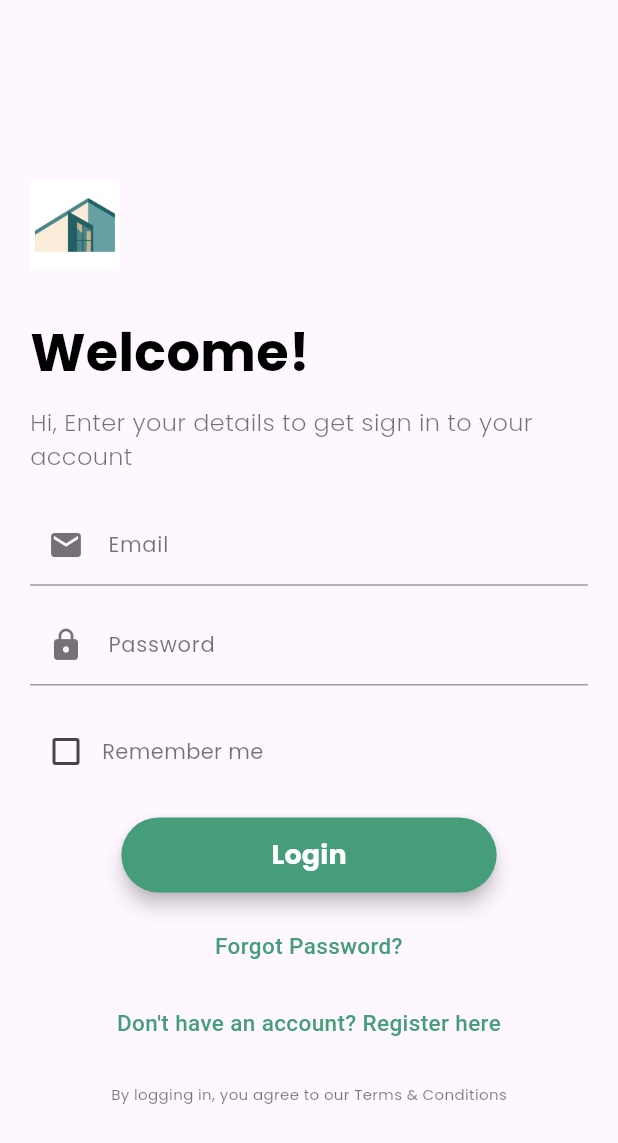
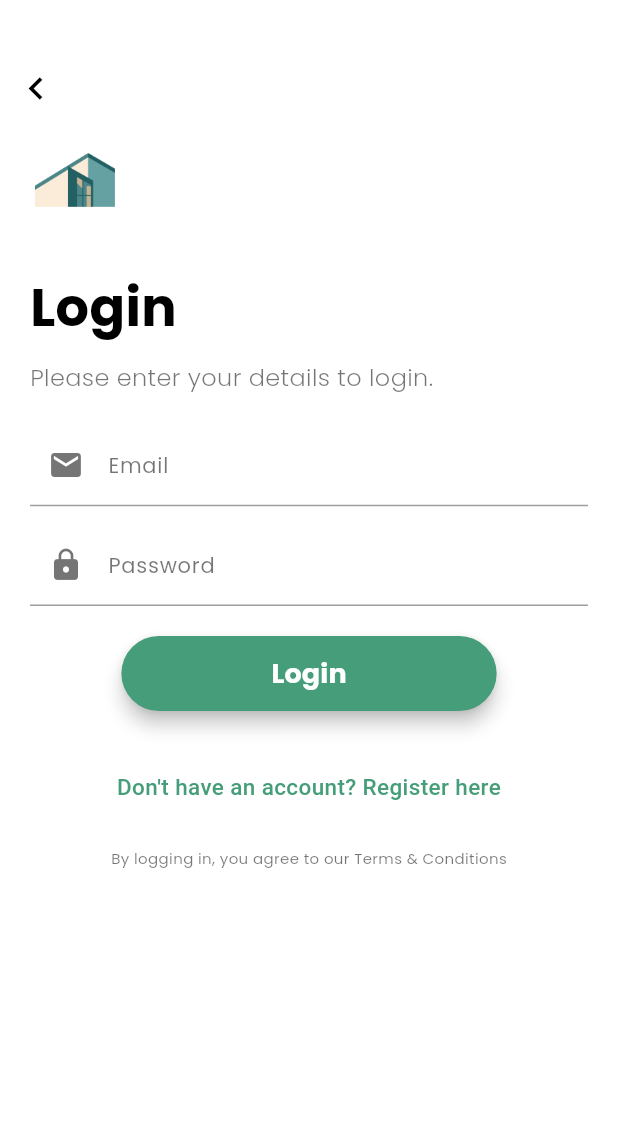
Before and after one commit to Pramudita29/HousePal, a Flutter app: the LoginPage screen opened directly, on a phone screen of 412 x 824 dp. Shown: the top 1143 px of the screen. Run offline on Flutter 3.47's test engine with Material 3 defaults, Android fonts, the phone set to English and light mode, and no system bars.

Commit message:
Admin Register & Login

```diff
--- a/housepal_project/lib/view/login_page.dart
+++ b/housepal_project/lib/view/login_page.dart
@@ -1,5 +1,5 @@
 import 'package:flutter/material.dart';
-import 'package:housepal_project/view/registration_page.dart'; // RegisterPage import if needed for navigation
+import 'package:housepal_project/view/registration_page.dart';
 
 class LoginPage extends StatefulWidget {
   const LoginPage({super.key});
@@ -11,7 +11,6 @@ class LoginPage extends StatefulWidget {
 class _LoginPageState extends State<LoginPage> {
   final TextEditingController _emailController = TextEditingController();
   final TextEditingController _passwordController = TextEditingController();
-  bool _rememberMe = false;
 
   @override
   void dispose() {
@@ -24,19 +23,18 @@ class _LoginPageState extends State<LoginPage> {
     String email = _emailController.text;
     String password = _passwordController.text;
 
-    // Add login functionality here (authentication logic)
-    if (email.isNotEmpty && password.isNotEmpty) {
-      // Navigate to the home page or dashboard
-      // Example: Navigator.pushReplacement(context, MaterialPageRoute(builder: (context) => const HomePage()));
+    // Static login credentials (same as registration)
+    if (email == "admin123@gmail.com" && password == "admin123") {
+      ScaffoldMessenger.of(context).showSnackBar(
+        const SnackBar(content: Text('Login Successful!')),
+      );
     } else {
-      // Show error if email or password is empty
       ScaffoldMessenger.of(context).showSnackBar(
-        const SnackBar(content: Text('Please enter both email and password')),
+        const SnackBar(content: Text('Invalid email or password!')),
       );
     }
   }
 
-  // Reusable TextField without Boxes (same style as RegisterPage)
   Widget _buildTextField(
       String label, TextEditingController controller, IconData icon,
       {bool isPassword = false}) {
@@ -47,8 +45,8 @@ class _LoginPageState extends State<LoginPage> {
         prefixIcon: Icon(icon, color: Colors.black54),
         labelText: label,
         labelStyle: const TextStyle(
-          fontFamily: 'Poppins', // Using custom Poppins font
-          fontSize: 14, // Smaller font size
+          fontFamily: 'Poppins',
+          fontSize: 14,
           color: Colors.black54,
         ),
         enabledBorder: const UnderlineInputBorder(
@@ -57,8 +55,7 @@ class _LoginPageState extends State<LoginPage> {
         focusedBorder: const UnderlineInputBorder(
           borderSide: BorderSide(color: Color(0xFF4CAF50)),
         ),
-        contentPadding: const EdgeInsets.symmetric(
-            vertical: 8, horizontal: 15), // Reduced padding
+        contentPadding: const EdgeInsets.symmetric(vertical: 8, horizontal: 15),
       ),
     );
   }
@@ -66,22 +63,27 @@ class _LoginPageState extends State<LoginPage> {
   @override
   Widget build(BuildContext context) {
     return Scaffold(
-      body: Padding(
+      backgroundColor: Colors.white, // Set background color to white
+      body: Stack(
+        children: [
+          Padding(
             padding: const EdgeInsets.all(20.0),
             child: SingleChildScrollView(
               child: Column(
                 crossAxisAlignment: CrossAxisAlignment.start,
                 children: [
-              const SizedBox(height: 100), // Move logo a bit down
+                  const SizedBox(
+                      height:
+                          70), // Add space to avoid overlap with back button
                   Image.asset(
-                'assets/images/logo.png', // Replace with your actual logo file path
+                    'assets/images/logo.png',
                     height: 60,
                     width: 60,
                   ),
-              const SizedBox(height: 30), // Space between logo and welcome text
+                  const SizedBox(height: 30),
 
                   const Text(
-                'Welcome!',
+                    'Login',
                     style: TextStyle(
                       fontFamily: 'Poppins',
                       fontSize: 35,
@@ -92,51 +94,29 @@ class _LoginPageState extends State<LoginPage> {
                   const SizedBox(height: 10),
 
                   const Text(
-                'Hi, Enter your details to get sign in to your account',
+                    'Please enter your details to login.',
                     style: TextStyle(
                       fontFamily: 'Poppins',
                       fontSize: 16,
-                  fontWeight: FontWeight.w300, // Light weight for description
+                      fontWeight: FontWeight.w300,
                       color: Colors.black54,
                     ),
                   ),
                   const SizedBox(height: 20),
 
-              // Email Field without Box (Line style) using _buildTextField
+                  // Email Field
                   _buildTextField('Email', _emailController, Icons.email),
                   const SizedBox(height: 12),
 
-              // Password Field without Box (Line style) using _buildTextField
-              _buildTextField('Password', _passwordController, Icons.lock,
-                  isPassword: true),
+                  // Password Field
+                  _buildTextField(
+                    'Password',
+                    _passwordController,
+                    Icons.lock,
+                    isPassword: true,
+                  ),
                   const SizedBox(height: 20),
 
-              // Remember Me Checkbox
-              Row(
-                children: [
-                  Checkbox(
-                    value: _rememberMe,
-                    onChanged: (value) {
-                      setState(() {
-                        _rememberMe = value!;
-                      });
-                    },
-                    activeColor: const Color(0xFF459D7A),
-                  ),
-                  const Text(
-                    'Remember me',
-                    style: TextStyle(
-                      fontFamily: 'Poppins',
-                      fontSize: 14,
-                      color: Colors.black54,
-                    ),
-                  ),
-                ],
-              ),
-
-              const SizedBox(height: 20),
-
-              // Login Button (Styled same as Register Button)
                   Center(
                     child: ElevatedButton(
                       onPressed: _login,
@@ -160,30 +140,8 @@ class _LoginPageState extends State<LoginPage> {
                       ),
                     ),
                   ),
+                  const SizedBox(height: 40),
 
-              const SizedBox(height: 25),
-
-              // Forgot Password Link
-              Center(
-                child: GestureDetector(
-                  onTap: () {
-                    // Handle forgot password action here
-                    // You can navigate to a Forgot Password page if needed
-                  },
-                  child: const Text(
-                    'Forgot Password?',
-                    textAlign: TextAlign.center,
-                    style: TextStyle(
-                      fontSize: 15,
-                      color: Color(0xFF459D7A),
-                      fontWeight: FontWeight.w500,
-                    ),
-                  ),
-                ),
-              ),
-              const SizedBox(height: 30),
-
-              // Link to Register Page (Centered)
                   Center(
                     child: GestureDetector(
                       onTap: () {
@@ -204,10 +162,8 @@ class _LoginPageState extends State<LoginPage> {
                       ),
                     ),
                   ),
-
                   const SizedBox(height: 30),
 
-              // Terms and Conditions
                   const Center(
                     child: Text(
                       'By logging in, you agree to our Terms & Conditions',
@@ -222,6 +178,21 @@ class _LoginPageState extends State<LoginPage> {
               ),
             ),
           ),
+
+          // Bigger Back button in the top-left corner
+          Positioned(
+            top: 35, // Adjust the top position as needed
+            left: 0, // Align it to the left
+            child: IconButton(
+              icon: const Icon(Icons.navigate_before, color: Colors.black),
+              iconSize: 30, // Increase icon size to make it bigger
+              onPressed: () {
+                Navigator.pop(context); // Navigate back to the previous page
+              },
+            ),
+          ),
+        ],
+      ),
     );
   }
 }
--- a/housepal_project/lib/view/onboarding_screen.dart
+++ b/housepal_project/lib/view/onboarding_screen.dart
@@ -71,7 +71,7 @@ class _OnboardingScreenState extends State<OnboardingScreen> {
                     ? 'Choose from a variety of services: cleaning, babysitting, and more.'
                     : 'Relax while our trusted helpers take care of everything for you.',
             buttonText: index == 2 ? 'Get Started' : 'Next',
-            backgroundColor: const Color(0xFFFFF5F5),
+            backgroundColor: const Color(0xFFFFFFFF),
             onPressed: _goToNextPage,
             onSkip: _skipOnboarding,
             imagePath: index == 0
--- a/housepal_project/lib/view/registration_page.dart
+++ b/housepal_project/lib/view/registration_page.dart
@@ -30,19 +30,18 @@ class _RegisterPageState extends State<RegisterPage> {
     String password = _passwordController.text;
     String confirmPassword = _confirmPasswordController.text;
 
-    if (fullName.isNotEmpty &&
-        email.isNotEmpty &&
-        password.isNotEmpty &&
-        confirmPassword.isNotEmpty) {
-      if (password == confirmPassword) {
+    // Static registration credentials
+    if (fullName == "Admin" &&
+        email == "admin123@gmail.com" &&
+        password == "admin123" &&
+        confirmPassword == "admin123") {
       ScaffoldMessenger.of(context).showSnackBar(
         const SnackBar(content: Text('Registered Successfully!')),
       );
-      } else {
+    } else if (password != confirmPassword) {
       ScaffoldMessenger.of(context).showSnackBar(
         const SnackBar(content: Text('Passwords do not match!')),
       );
-      }
     } else {
       ScaffoldMessenger.of(context).showSnackBar(
         const SnackBar(content: Text('Please fill in all fields!')),
@@ -78,6 +77,7 @@ class _RegisterPageState extends State<RegisterPage> {
   @override
   Widget build(BuildContext context) {
     return Scaffold(
+      backgroundColor: Colors.white, // Set background color to white
       body: Stack(
         children: [
           Padding(
```
Lines whose indentation alone changed are shown as unchanged.
